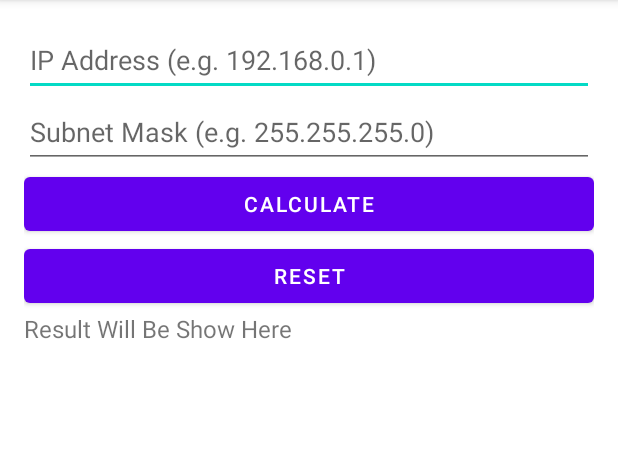
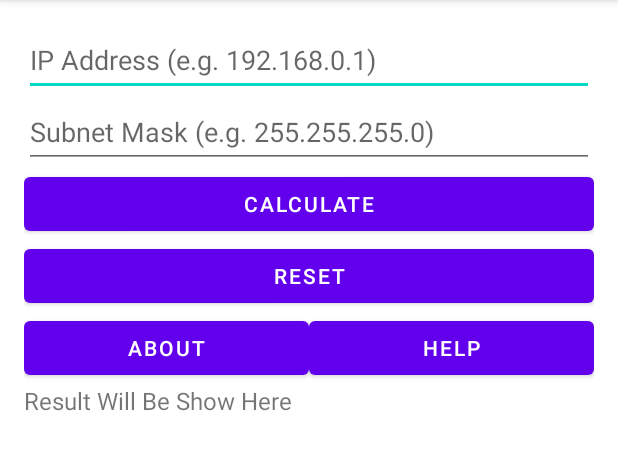
Before and after one commit to thomasbad/Android_simpleIPCalculator, an Android app: the screen it shows after launch (MainActivity), on a phone screen of 412 x 824 dp, the part 84-554 px from its top. Run offline under Robolectric (Android 15) with nearby library versions, the phone set to English and light mode, and no system bars.

Commit message:
Added About and Help Button for homework requirement

```diff
--- a/app/src/main/AndroidManifest.xml
+++ b/app/src/main/AndroidManifest.xml
@@ -12,6 +12,12 @@
         android:theme="@style/Theme.IPCalculator"
         tools:targetApi="31">
         <activity
+            android:name=".HelpActivity"
+            android:exported="false" />
+        <activity
+            android:name=".AboutActivity"
+            android:exported="false" />
+        <activity
             android:name=".MainActivity"
             android:exported="true">
             <intent-filter>
--- a/app/src/main/java/com/mka/ipcalculator/MainActivity.java
+++ b/app/src/main/java/com/mka/ipcalculator/MainActivity.java
@@ -1,5 +1,6 @@
 package com.mka.ipcalculator;
 
+import android.content.Intent;
 import android.os.Bundle;
 import android.view.View;
 import android.widget.Button;
@@ -13,7 +14,7 @@ public class MainActivity extends AppCompatActivity {
     //Define variable type
     EditText ipText, subnetText;
     TextView resultText;
-    Button calculateButton, resetButton;
+    Button calculateButton, resetButton, aboutButton, helpButton;
 
     //Assign variable with view elements
     @Override
@@ -26,6 +27,22 @@ public class MainActivity extends AppCompatActivity {
         resultText = findViewById(R.id.result_text_view);
         calculateButton = findViewById(R.id.calculate_button);
         resetButton = findViewById(R.id.reset_button);
+        aboutButton = findViewById(R.id.about_button);
+        helpButton = findViewById(R.id.help_button);
+
+        aboutButton.setOnClickListener(new View.OnClickListener() {
+            @Override
+            public void onClick(View v) {
+                startActivity(new Intent(MainActivity.this, AboutActivity.class));
+            }
+        });
+
+        helpButton.setOnClickListener(new View.OnClickListener() {
+            @Override
+            public void onClick(View v) {
+                startActivity(new Intent(MainActivity.this, HelpActivity.class));
+            }
+        });
 
 
     //Calculate Button function
--- a/app/src/main/res/layout/activity_main.xml
+++ b/app/src/main/res/layout/activity_main.xml
@@ -35,10 +35,30 @@
         android:layout_height="wrap_content"
         android:text="Reset" />
 
+    <LinearLayout
+        android:layout_width="match_parent"
+        android:layout_height="wrap_content"
+        android:orientation="horizontal">
+
+        <Button
+            android:id="@+id/about_button"
+            android:layout_width="wrap_content"
+            android:layout_height="wrap_content"
+            android:layout_weight="1"
+            android:text="About" />
+
+        <Button
+            android:id="@+id/help_button"
+            android:layout_width="wrap_content"
+            android:layout_height="wrap_content"
+            android:layout_weight="1"
+            android:text="Help" />
+    </LinearLayout>
+
     <TextView
         android:id="@+id/result_text_view"
         android:layout_width="match_parent"
-        android:layout_height="331dp"
+        android:layout_height="211dp"
         android:text="Result Will Be Show Here"
         android:textSize="16sp" />
 
```
Also changed, not shown: app/src/main/java/com/mka/ipcalculator/AboutActivity.java (added, +28 -0 lines), app/src/main/java/com/mka/ipcalculator/HelpActivity.java (added, +28 -0 lines), app/src/main/res/layout/activity_about.xml (added, +39 -0 lines), app/src/main/res/layout/activity_help.xml (added, +39 -0 lines).
